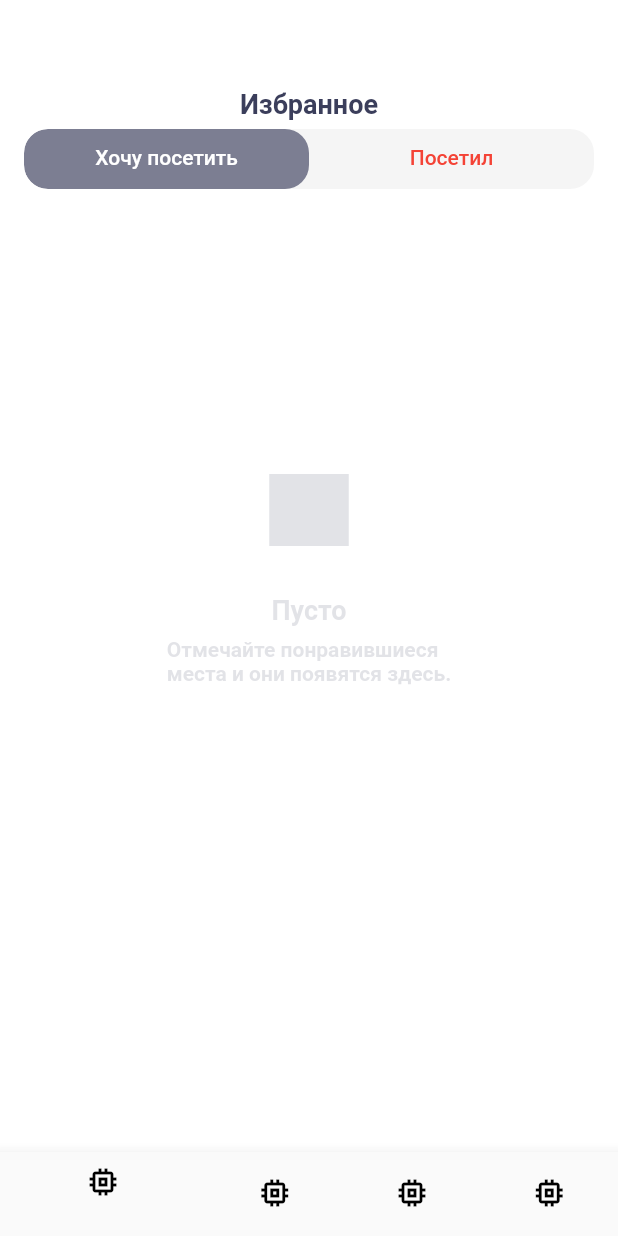
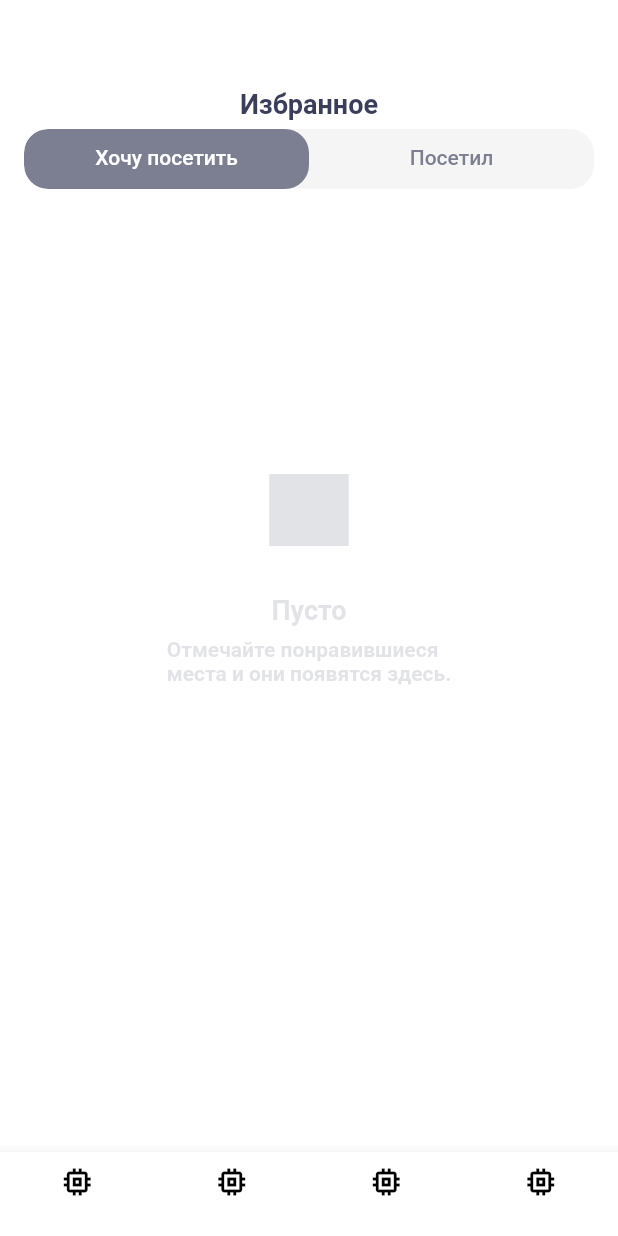
Before and after one commit to alexb82/surf-flutter-course-balashov, a Flutter app: the screen it shows after launch, on a phone screen of 412 x 824 dp. Run offline on Flutter 3.47's test engine with Material 2 defaults, Android fonts, the phone set to English and light mode, and no system bars.

Commit message:
4-6 problems fixed

```diff
--- a/lib/UI/screen/visiting_screen.dart
+++ b/lib/UI/screen/visiting_screen.dart
@@ -48,7 +48,8 @@ class MyAppBar extends StatelessWidget with PreferredSizeWidget {
           child: Container(
             color: clrDirtyWhite,
             child: TabBar(
-              unselectedLabelStyle: TextStyle(color: Colors.red, fontSize: 14),
+              automaticIndicatorColorAdjustment: false,
+              unselectedLabelColor: clrGrey,
               indicator: BoxDecoration(
                 color: clrGrey,
                 borderRadius: BorderRadius.all(Radius.circular(16)),
--- a/lib/common/bottomnavbar.dart
+++ b/lib/common/bottomnavbar.dart
@@ -7,6 +7,7 @@ class MyBottomNavBar extends StatelessWidget {
       backgroundColor: Colors.white,
       unselectedItemColor: Colors.black,
       selectedItemColor: Colors.black,
+      type: BottomNavigationBarType.fixed,
       items: [
         BottomNavigationBarItem(icon: Icon(Icons.memory), label: ''),
         BottomNavigationBarItem(icon: Icon(Icons.memory), label: ''),
```
